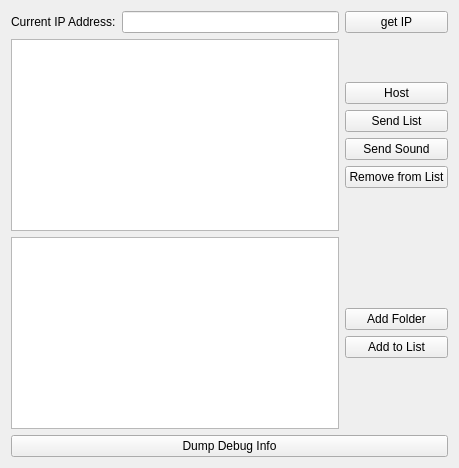
This is MusicHost/musichost.ui in yoyourmister/TinaS as Qt 5 draws it before an edit. The edited form follows.
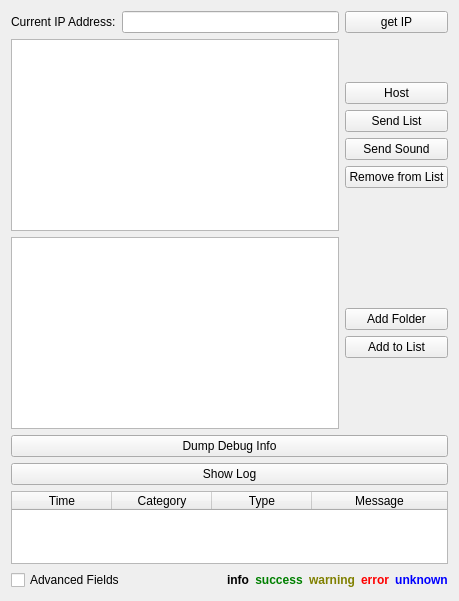
This is the edited form.

The edit to the form file:
```diff
--- a/MusicHost/musichost.ui
+++ b/MusicHost/musichost.ui
@@ -7,7 +7,7 @@
     <x>0</x>
     <y>0</y>
     <width>459</width>
-    <height>441</height>
+    <height>601</height>
    </rect>
   </property>
   <property name="windowTitle">
@@ -212,6 +212,132 @@
      </property>
     </widget>
    </item>
+   <item>
+    <widget class="QPushButton" name="but_showlog">
+     <property name="text">
+      <string>Show Log</string>
+     </property>
+     <property name="checkable">
+      <bool>true</bool>
+     </property>
+     <property name="checked">
+      <bool>false</bool>
+     </property>
+    </widget>
+   </item>
+   <item>
+    <layout class="QGridLayout" name="gridLayout_2">
+     <item row="2" column="0">
+      <widget class="QCheckBox" name="check_advancedFields">
+       <property name="text">
+        <string>Advanced Fields</string>
+       </property>
+      </widget>
+     </item>
+     <item row="2" column="1">
+      <layout class="QHBoxLayout" name="horizontalLayout_2">
+       <item>
+        <widget class="QLabel" name="label_log_i">
+         <property name="text">
+          <string>&lt;html&gt;&lt;head/&gt;&lt;body&gt;&lt;p&gt;&lt;span style=&quot; font-weight:600;&quot;&gt;info&lt;/span&gt;&lt;/p&gt;&lt;/body&gt;&lt;/html&gt;</string>
+         </property>
+         <property name="alignment">
+          <set>Qt::AlignCenter</set>
+         </property>
+        </widget>
+       </item>
+       <item>
+        <widget class="QLabel" name="label_log_s">
+         <property name="text">
+          <string>&lt;html&gt;&lt;head/&gt;&lt;body&gt;&lt;p&gt;&lt;span style=&quot; font-weight:600; color:#008000;&quot;&gt;success&lt;/span&gt;&lt;/p&gt;&lt;/body&gt;&lt;/html&gt;</string>
+         </property>
+         <property name="alignment">
+          <set>Qt::AlignCenter</set>
+         </property>
+        </widget>
+       </item>
+       <item>
+        <widget class="QLabel" name="label_log_w">
+         <property name="text">
+          <string>&lt;html&gt;&lt;head/&gt;&lt;body&gt;&lt;p&gt;&lt;span style=&quot; font-weight:600; color:#808000;&quot;&gt;warning&lt;/span&gt;&lt;/p&gt;&lt;/body&gt;&lt;/html&gt;</string>
+         </property>
+         <property name="alignment">
+          <set>Qt::AlignCenter</set>
+         </property>
+        </widget>
+       </item>
+       <item>
+        <widget class="QLabel" name="label_log_e">
+         <property name="text">
+          <string>&lt;html&gt;&lt;head/&gt;&lt;body&gt;&lt;p&gt;&lt;span style=&quot; font-weight:600; color:#ff0000;&quot;&gt;error&lt;/span&gt;&lt;/p&gt;&lt;/body&gt;&lt;/html&gt;</string>
+         </property>
+         <property name="alignment">
+          <set>Qt::AlignCenter</set>
+         </property>
+        </widget>
+       </item>
+       <item>
+        <widget class="QLabel" name="label_log_u">
+         <property name="text">
+          <string>&lt;html&gt;&lt;head/&gt;&lt;body&gt;&lt;p&gt;&lt;span style=&quot; font-weight:600; color:#0000ff;&quot;&gt;unknown&lt;/span&gt;&lt;/p&gt;&lt;/body&gt;&lt;/html&gt;</string>
+         </property>
+         <property name="alignment">
+          <set>Qt::AlignCenter</set>
+         </property>
+        </widget>
+       </item>
+      </layout>
+     </item>
+     <item row="1" column="0" colspan="2">
+      <widget class="QTableWidget" name="logWidget">
+       <attribute name="horizontalHeaderVisible">
+        <bool>true</bool>
+       </attribute>
+       <attribute name="horizontalHeaderCascadingSectionResizes">
+        <bool>false</bool>
+       </attribute>
+       <attribute name="horizontalHeaderStretchLastSection">
+        <bool>true</bool>
+       </attribute>
+       <attribute name="verticalHeaderVisible">
+        <bool>false</bool>
+       </attribute>
+       <attribute name="verticalHeaderCascadingSectionResizes">
+        <bool>false</bool>
+       </attribute>
+       <attribute name="verticalHeaderDefaultSectionSize">
+        <number>20</number>
+       </attribute>
+       <attribute name="verticalHeaderMinimumSectionSize">
+        <number>20</number>
+       </attribute>
+       <attribute name="verticalHeaderStretchLastSection">
+        <bool>false</bool>
+       </attribute>
+       <column>
+        <property name="text">
+         <string>Time</string>
+        </property>
+       </column>
+       <column>
+        <property name="text">
+         <string>Category</string>
+        </property>
+       </column>
+       <column>
+        <property name="text">
+         <string>Type</string>
+        </property>
+       </column>
+       <column>
+        <property name="text">
+         <string>Message</string>
+        </property>
+       </column>
+      </widget>
+     </item>
+    </layout>
+   </item>
   </layout>
  </widget>
  <layoutdefault spacing="6" margin="11"/>
```
Left out of the diff: 3 changed lines with no effect on the pictures.
